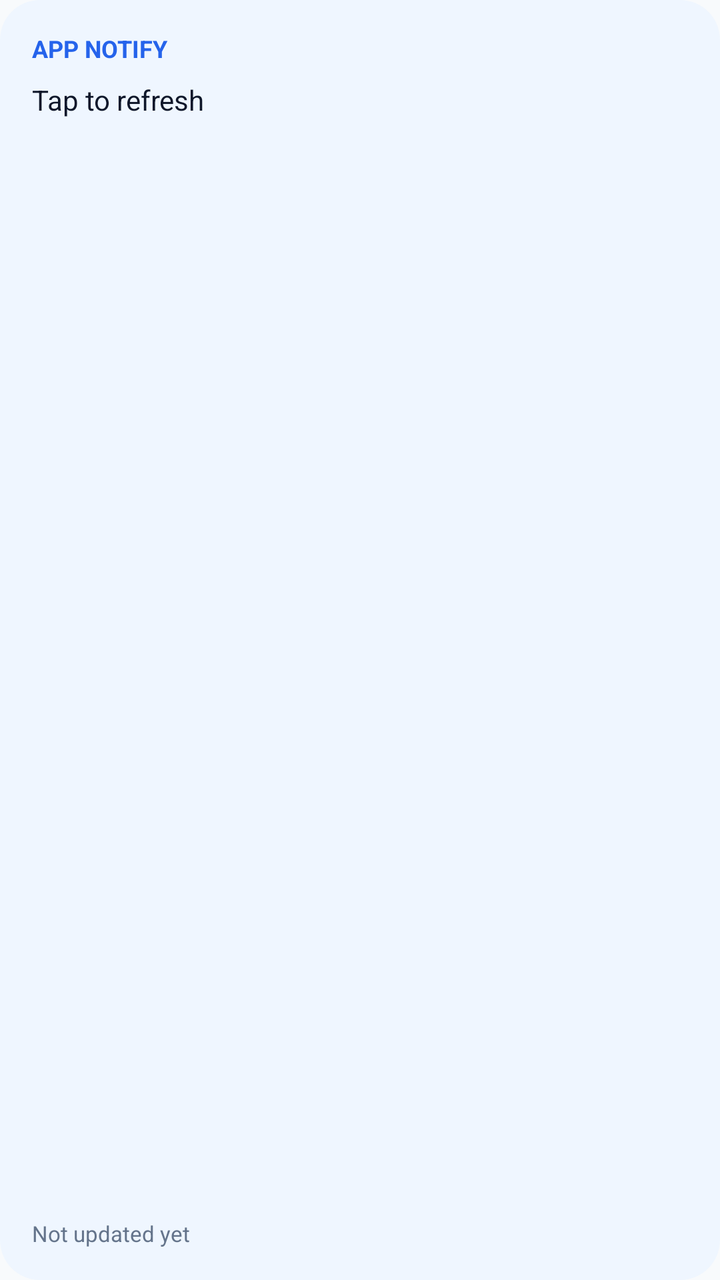
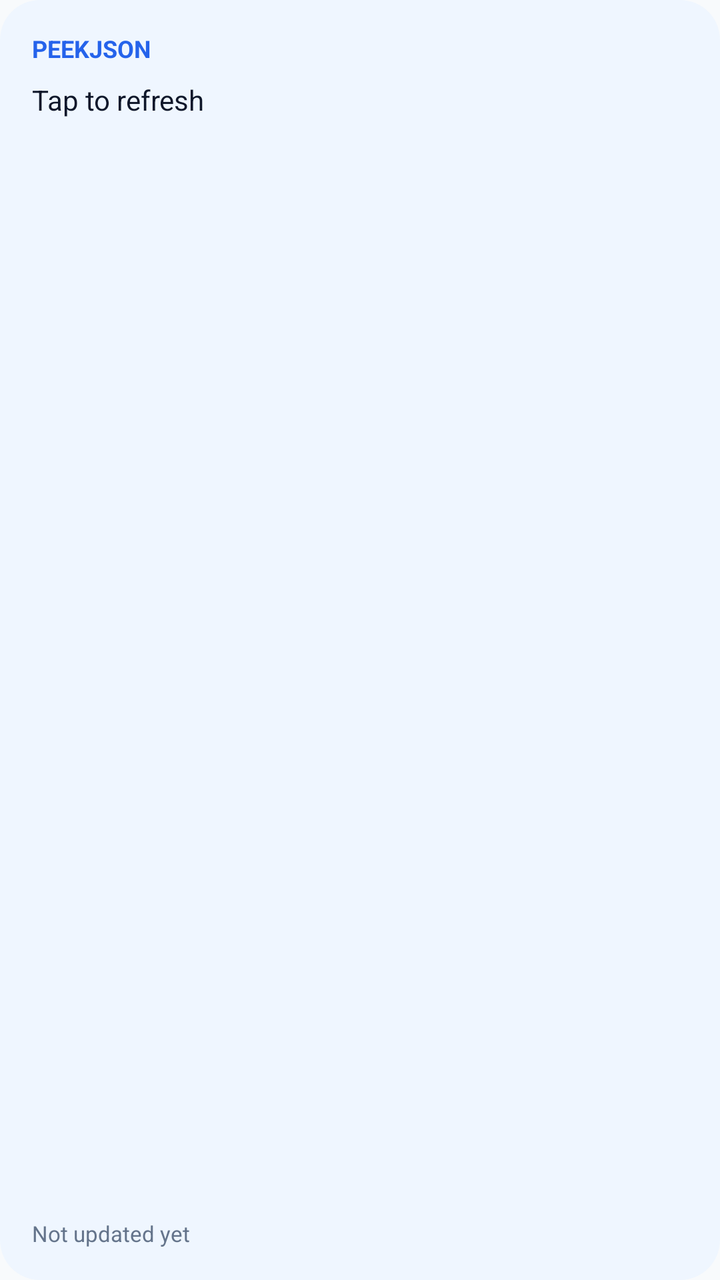

Before-and-after screenshots of an Android layout around one commit, followed by the original layout XML and the change that was made.
<!-- AndroidManifest.xml: application theme AppTheme -->
<!-- res/layout/widget.xml -->
<?xml version="1.0" encoding="utf-8"?>
<LinearLayout xmlns:android="http://schemas.android.com/apk/res/android" android:id="@+id/widgetRoot"
    android:layout_width="match_parent" android:layout_height="match_parent" android:orientation="vertical"
    android:background="@drawable/panel" android:padding="16dp">
    <TextView android:id="@+id/widgetTitle" android:layout_width="match_parent" android:layout_height="wrap_content"
        android:text="APP NOTIFY" android:textColor="@color/blue" android:textSize="12sp" android:textStyle="bold" />
    <TextView android:id="@+id/widgetText" android:layout_width="match_parent" android:layout_height="0dp"
        android:layout_weight="1" android:layout_marginTop="8dp" android:maxLines="8" android:text="Tap to refresh"
        android:textColor="@color/navy" android:textSize="14sp" />
    <Chronometer android:id="@+id/widgetCountdown" android:layout_width="match_parent" android:layout_height="0dp"
        android:layout_weight="1" android:gravity="center_vertical" android:visibility="gone"
        android:textColor="@color/navy" android:textSize="26sp" android:textStyle="bold" />
    <TextView android:id="@+id/widgetUpdated" android:layout_width="match_parent" android:layout_height="wrap_content"
        android:text="Not updated yet" android:textColor="@color/muted" android:textSize="11sp" />
</LinearLayout>
<!-- resources referenced by this layout -->
<resources>
  <color name="blue">#2563EB</color>
  <color name="muted">#64748B</color>
  <color name="navy">#0F172A</color>
  <!-- drawable panel (drawable) -->
  <shape xmlns:android="http://schemas.android.com/apk/res/android" android:shape="rectangle">
      <solid android:color="#EFF6FF" />
      <corners android:radius="20dp" />
      <padding android:left="16dp" android:top="14dp" android:right="16dp" android:bottom="14dp" />
  </shape>
  <style name="AppTheme" parent="android:style/Theme.Material.Light.NoActionBar">
          <item name="android:fontFamily">sans-serif</item>
          <item name="android:colorAccent">@color/blue</item>
          <item name="android:colorPrimary">@color/blue</item>
          <item name="android:windowBackground">@color/bg_page</item>
          <item name="android:navigationBarColor">@color/bg_page</item>
          <item name="android:statusBarColor">@color/bg_page</item>
          <item name="android:windowLightStatusBar">true</item>
      </style>
  <color name="bg_page">#F8FAFC</color>
</resources>

<!-- the commit's change to res/layout/widget.xml (unified diff, before → after) -->
@@ -3,7 +3,7 @@
     android:layout_width="match_parent" android:layout_height="match_parent" android:orientation="vertical"
     android:background="@drawable/panel" android:padding="16dp">
     <TextView android:id="@+id/widgetTitle" android:layout_width="match_parent" android:layout_height="wrap_content"
-        android:text="APP NOTIFY" android:textColor="@color/blue" android:textSize="12sp" android:textStyle="bold" />
+        android:text="PEEKJSON" android:textColor="@color/blue" android:textSize="12sp" android:textStyle="bold" />
     <TextView android:id="@+id/widgetText" android:layout_width="match_parent" android:layout_height="0dp"
         android:layout_weight="1" android:layout_marginTop="8dp" android:maxLines="8" android:text="Tap to refresh"
         android:textColor="@color/navy" android:textSize="14sp" />
